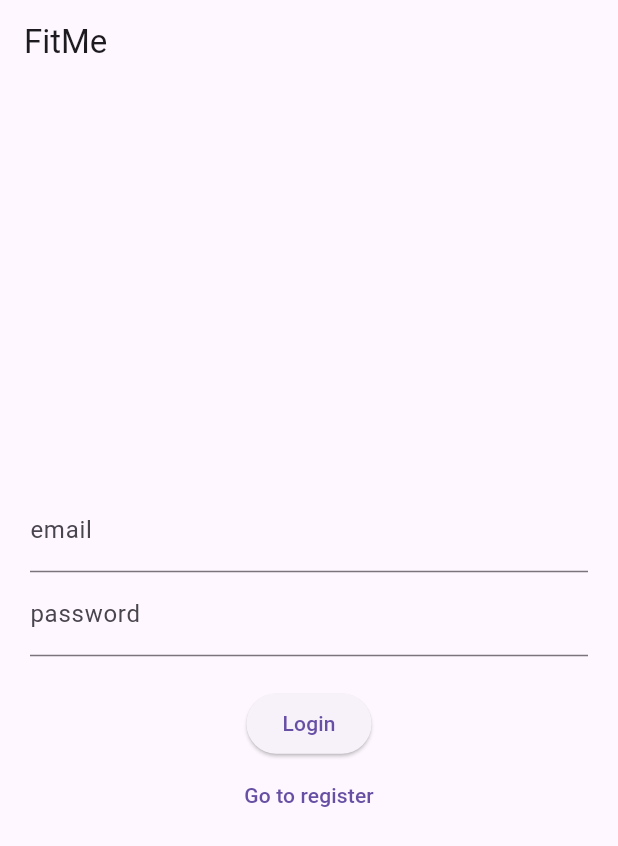
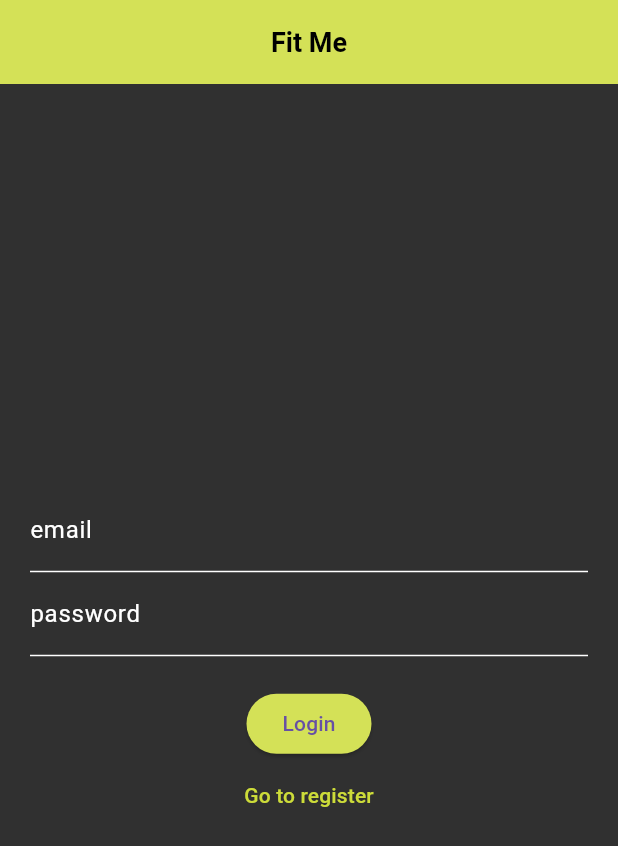
Before and after one commit to hardKokos/23_FitMe, a Flutter app: the screen it shows after launch, on a phone screen of 412 x 824 dp. Shown: the top 846 px of the screen. Run offline on Flutter 3.47's test engine with Material 3 defaults, Android fonts, the phone set to English and light mode, and no system bars; our stand-ins replace anim_search_bar, cloud_firestore, confetti, firebase_auth, firebase_core, table_calendar; missing offline and left inert: barcode_scan2; accounts and stored records are empty.

```diff
--- a/frontend/fit_me/lib/add_meal.dart
+++ b/frontend/fit_me/lib/add_meal.dart
@@ -1,10 +1,12 @@
 import 'package:fit_me/pages/main_page.dart';
+import 'package:fit_me/pages/create_diet.dart';
 import 'package:flutter/material.dart';
 import 'package:anim_search_bar/anim_search_bar.dart';
 import 'calendar.dart';
 import 'models/product.dart';
 import 'package:http/http.dart' as http;
 import 'dart:convert';
+import 'search_for_product.dart';
 
 // Here add a page with search bar to search api for products and display them with information
 class AddMealPage extends StatefulWidget {
@@ -20,6 +22,7 @@ class _AddMealPageState extends State<AddMealPage> {
   List<Product> products = [];
   String product = '';
   bool isSearchBarExpanded = false;
+  String mealChosen = '';
 
   @override
   void initState() {
@@ -113,7 +116,7 @@ class _AddMealPageState extends State<AddMealPage> {
     return Scaffold(
       appBar: AppBar(
         title: const Text(
-          'Fit Me',
+          'Add meal',
           style: TextStyle(
             fontSize: 18,
             fontWeight: FontWeight.bold,
--- /dev/null
+++ b/frontend/fit_me/lib/pages/auth/widget_tree.dart
@@ -0,0 +1,26 @@
+import 'package:flutter/material.dart';
+import 'package:fit_me/pages/auth/auth.dart';
+import 'package:fit_me/pages/home_page.dart';
+import 'package:fit_me/pages/login_register_page.dart';
+
+class WidgetTree extends StatefulWidget {
+  const WidgetTree({Key? key}) : super(key: key);
+
+  @override
+  State<WidgetTree> createState() => _WidgetTreeState();
+}
+
+class _WidgetTreeState extends State<WidgetTree> {
+  @override
+  Widget build(BuildContext context) {
+    return StreamBuilder(
+        stream: Auth().authStateChanges,
+        builder: (context, snapshot) {
+          if (snapshot.hasData) {
+            return HomePage();
+          } else {
+            return const LoginPage();
+          }
+        });
+  }
+}
--- a/frontend/fit_me/lib/pages/login_register_page.dart
+++ b/frontend/fit_me/lib/pages/login_register_page.dart
@@ -1,14 +1,12 @@
 import 'package:flutter/material.dart';
-import 'package:fit_me/auth.dart';
+import 'package:fit_me/pages/auth/auth.dart';
 import 'package:firebase_auth/firebase_auth.dart';
 
-class LoginPage extends StatefulWidget{
-
+class LoginPage extends StatefulWidget {
   const LoginPage({Key? key}) : super(key: key);
 
   @override
   State<LoginPage> createState() => _LoginPageState();
-
 }
 
 class _LoginPageState extends State<LoginPage> {
@@ -18,93 +16,112 @@ class LoginPage extends StatefulWidget{
   final TextEditingController _controllerEmail = TextEditingController();
   final TextEditingController _controllerPassword = TextEditingController();
 
-    Future<void> signInWithEmailAndPassword() async{
-      try{
-
+  Future<void> signInWithEmailAndPassword() async {
+    try {
       await Auth().signInWithEmailPassword(
-          email: _controllerEmail.text,
-          password: _controllerPassword.text
-          );
-      } on FirebaseAuthException catch(e){
+          email: _controllerEmail.text, password: _controllerPassword.text);
+    } on FirebaseAuthException catch (e) {
       setState(() {
         errorMessage = e.message;
       });
     }
   }
 
-    Future<void> createUserWithEmailAndPassword() async{
-      try{
-
+  Future<void> createUserWithEmailAndPassword() async {
+    try {
       await Auth().createUserWithEmailPassword(
-          email: _controllerEmail.text,
-          password: _controllerPassword.text
-          );
-      } on FirebaseAuthException catch(e){
+          email: _controllerEmail.text, password: _controllerPassword.text);
+    } on FirebaseAuthException catch (e) {
       setState(() {
         errorMessage = e.message;
       });
     }
   }
 
-    Widget _title(){
-      return const Text("FitMe");
-    }
-
-    Widget _entryFieldLogin(
-      String title,
-      TextEditingController controller
-      ){
+  Widget _entryFieldLogin(String title, TextEditingController controller) {
     return TextField(
       controller: controller,
       decoration: InputDecoration(
         labelText: title,
+        labelStyle: TextStyle(
+          color: Colors.white,
+        ),
+        enabledBorder: UnderlineInputBorder(
+          borderSide: BorderSide(color: Colors.white), // Set border color
+        ),
+        focusedBorder: UnderlineInputBorder(
+          borderSide: BorderSide(color: Colors.lime), // Set border color
+        ),
       ),
     );
   }
 
-    Widget _entryFieldPassword(
-      String title,
-      TextEditingController controller
-      ){
+  Widget _entryFieldPassword(String title, TextEditingController controller) {
     return TextField(
       controller: controller,
       obscureText: true,
       decoration: InputDecoration(
         labelText: title,
+        labelStyle: TextStyle(
+          color: Colors.white,
+        ),
+        enabledBorder: UnderlineInputBorder(
+          borderSide: BorderSide(color: Colors.white), // Set border color
+        ),
+        focusedBorder: UnderlineInputBorder(
+          borderSide: BorderSide(color: Colors.lime), // Set border color
+        ),
       ),
     );
   }
 
-    Widget _errorMessage(){
+  Widget _errorMessage() {
     return Text(errorMessage == '' ? '' : '$errorMessage');
   }
 
-
-    Widget _submitButton(){
+  Widget _submitButton() {
     return ElevatedButton(
-        onPressed: isLogin ? signInWithEmailAndPassword : createUserWithEmailAndPassword,
-        child: Text(isLogin ? 'Login' : 'Register'),);
+      onPressed:
+          isLogin ? signInWithEmailAndPassword : createUserWithEmailAndPassword,
+      child: Text(isLogin ? 'Login' : 'Register'),
+      style: ElevatedButton.styleFrom(
+        backgroundColor: Colors.lime.shade400,
+      ),
+    );
   }
 
-
-    Widget _loginOrRegisterButton(){
+  Widget _loginOrRegisterButton() {
     return TextButton(
-      onPressed: (){
+      onPressed: () {
         setState(() {
           isLogin = !isLogin;
         });
       },
-      child: Text(isLogin ? 'Go to register' : 'Go to login'),
+      child: Text(isLogin ? 'Go to register' : 'Go to login',
+          style: TextStyle(
+            color: Colors.lime,
+          )),
     );
   }
 
-
   @override
-      Widget build(BuildContext context){
+  Widget build(BuildContext context) {
     return Scaffold(
       appBar: AppBar(
-            title: _title(),
+        title: const Text(
+          'Fit Me',
+          style: TextStyle(
+            fontSize: 18,
+            fontWeight: FontWeight.bold,
+            color: Colors.black, // Adjusted text color
           ),
+        ),
+        backgroundColor: Colors.lime.shade400,
+        centerTitle: true,
+        elevation: 0.0,
+        automaticallyImplyLeading: false,
+      ),
+      backgroundColor: Colors.grey[850],
       body: Container(
         height: double.infinity,
         width: double.infinity,
@@ -119,7 +136,6 @@ class LoginPage extends StatefulWidget{
             _errorMessage(),
             _submitButton(),
             _loginOrRegisterButton()
-
           ],
         ),
       ),
```
Also changed, not shown: frontend/fit_me/lib/pages/auth/auth.dart (added, +35 -0 lines), frontend/fit_me/lib/pages/create_diet.dart (added, +72 -0 lines), frontend/fit_me/lib/pages/home_page.dart (+9 -10 lines), frontend/fit_me/lib/search_for_product.dart (+91 -42 lines). Lines whose indentation alone changed are shown as unchanged.
